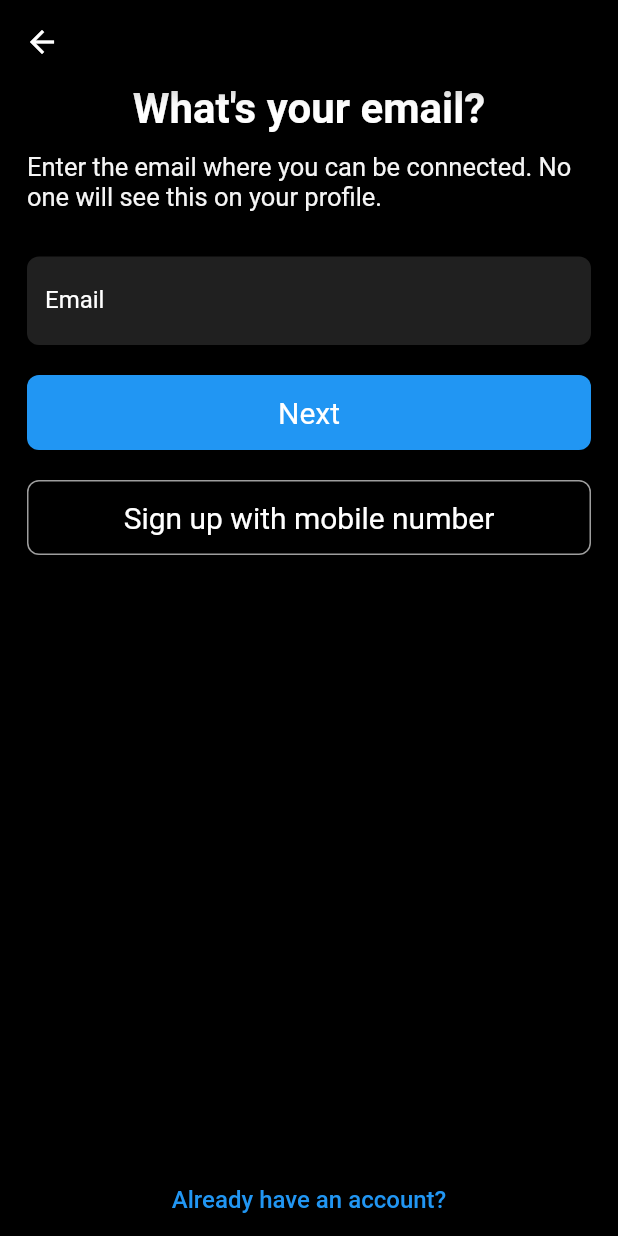
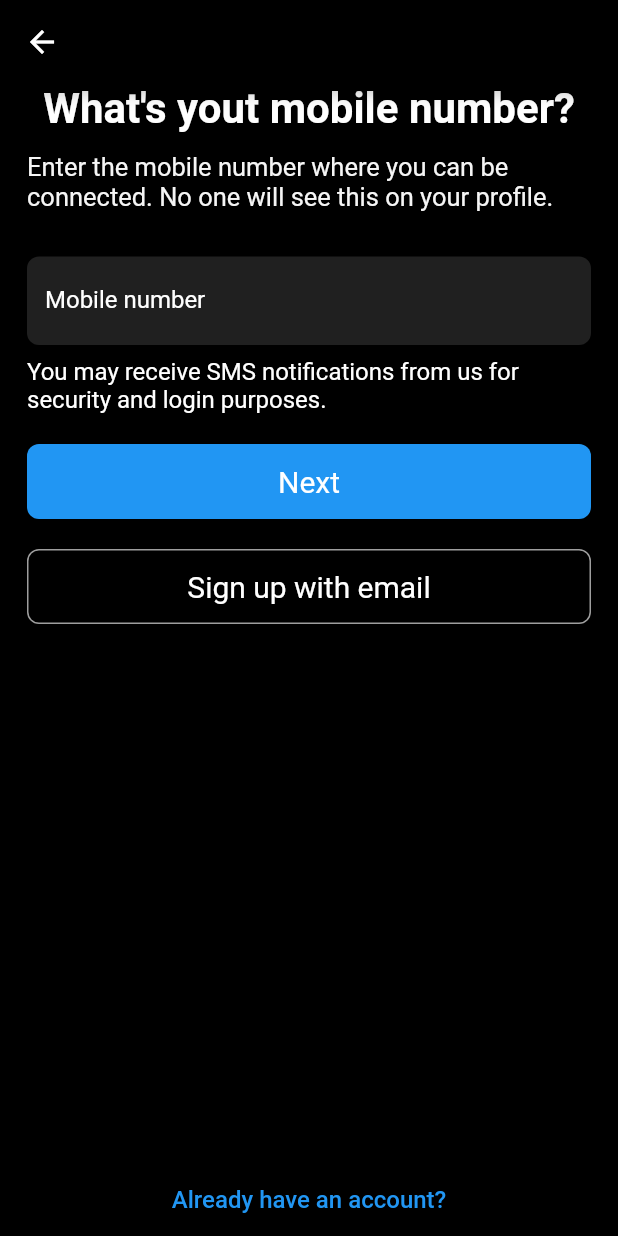
Before and after one commit to m6474n/instagram_clone, a Flutter app: the EmailRegisterScreen screen opened directly, after a tap on "Sign up with mobile number", on a phone screen of 412 x 824 dp. Run offline on Flutter 3.47's test engine with Material 2 defaults, Android fonts, the phone set to English and light mode, and no system bars; our stand-ins replace firebase_core; accounts and stored records are empty.

```diff
--- a/lib/screens/register_email.dart
+++ b/lib/screens/register_email.dart
@@ -1,9 +1,11 @@
 import 'package:flutter/material.dart';
 import 'package:instagram_clone/components/blue_button.dart';
 import 'package:instagram_clone/components/transparent_button.dart';
+import 'package:instagram_clone/screens/register_phone.dart';
 import 'package:instagram_clone/screens/verification_screen.dart';
 
 import '../components/inputField.dart';
+
 class EmailRegisterScreen extends StatefulWidget {
   const EmailRegisterScreen({Key? key}) : super(key: key);
 
@@ -21,34 +23,59 @@ class _EmailRegisterScreenState extends State<EmailRegisterScreen> {
         ),
         body: Padding(
           padding: const EdgeInsets.symmetric(horizontal: 18.0),
-          child: Column(mainAxisAlignment: MainAxisAlignment.spaceBetween,
+          child: Column(
+            mainAxisAlignment: MainAxisAlignment.spaceBetween,
             children: [
               Container(
                 child: Column(
                   children: [
                     Text(
                       "What's your email?",
-                      style: TextStyle(fontWeight: FontWeight.bold, fontSize: 28),
+                      style:
+                          TextStyle(fontWeight: FontWeight.bold, fontSize: 28),
                     ),
                     Padding(
                       padding: const EdgeInsets.only(top: 12.0, bottom: 30),
                       child: Text(
                         'Enter the email where you can be connected. No one will see this on your profile.',
-                        style: TextStyle(color: Colors.grey.shade100, fontSize: 17),
+                        style: TextStyle(
+                            color: Colors.grey.shade100, fontSize: 17),
                       ),
                     ),
                     InputField(title: 'Email'),
-
-                    SizedBox(height: 20,),
-                    BlueButton(title: 'Next', onPress: () {
-                      Navigator.push(context, MaterialPageRoute(builder: (context)=>VerificationScreen()));
-                    },),
-                    SizedBox(height: 20,),
-                    TransparentButton(title: 'Sign up with mobile number', onPress: () {  },)
+                    SizedBox(
+                      height: 20,
+                    ),
+                    BlueButton(
+                      title: 'Next',
+                      onPress: () {
+                        Navigator.push(
+                            context,
+                            MaterialPageRoute(
+                                builder: (context) => VerificationScreen()));
+                      },
+                    ),
+                    SizedBox(
+                      height: 20,
+                    ),
+                    TransparentButton(
+                      title: 'Sign up with mobile number',
+                      onPress: () {
+                        Navigator.push(
+                            context,
+                            MaterialPageRoute(
+                                builder: (context) => PhoneRegisterScreen()));
+                      },
+                    )
                   ],
                 ),
               ),
-              TextButton(onPressed: (){}, child: Text('Already have an account?', style: TextStyle(fontSize: 16),))
+              TextButton(
+                  onPressed: () {},
+                  child: Text(
+                    'Already have an account?',
+                    style: TextStyle(fontSize: 16),
+                  ))
             ],
           ),
         ),
--- a/lib/screens/register_phone.dart
+++ b/lib/screens/register_phone.dart
@@ -2,17 +2,18 @@ import 'package:flutter/material.dart';
 import 'package:instagram_clone/components/blue_button.dart';
 import 'package:instagram_clone/components/inputField.dart';
 import 'package:instagram_clone/components/transparent_button.dart';
+import 'package:instagram_clone/screens/login_screen.dart';
 import 'package:instagram_clone/screens/register_email.dart';
 import 'package:instagram_clone/screens/verification_screen.dart';
 
-class SignupScreen extends StatefulWidget {
-  const SignupScreen({Key? key}) : super(key: key);
+class PhoneRegisterScreen extends StatefulWidget {
+  const PhoneRegisterScreen({Key? key}) : super(key: key);
 
   @override
-  State<SignupScreen> createState() => _SignupScreenState();
+  State<PhoneRegisterScreen> createState() => _PhoneRegisterScreenState();
 }
 
-class _SignupScreenState extends State<SignupScreen> {
+class _PhoneRegisterScreenState extends State<PhoneRegisterScreen> {
   @override
   Widget build(BuildContext context) {
     return SafeArea(
@@ -58,7 +59,10 @@ TransparentButton(title: 'Sign up with email', onPress: () {
                   ],
                 ),
               ),
-              TextButton(onPressed: (){}, child: Text('Already have an account?', style: TextStyle(fontSize: 16),))
+              TextButton(onPressed: (){
+                Navigator.push(context, MaterialPageRoute(builder: (context)=>LoginScreen()));
+
+              }, child: Text('Already have an account?', style: TextStyle(fontSize: 16),))
             ],
           ),
         ),
```
Also changed, not shown: lib/main.dart (+6 -20 lines), lib/screens/login_screen.dart (+4 -64 lines).
